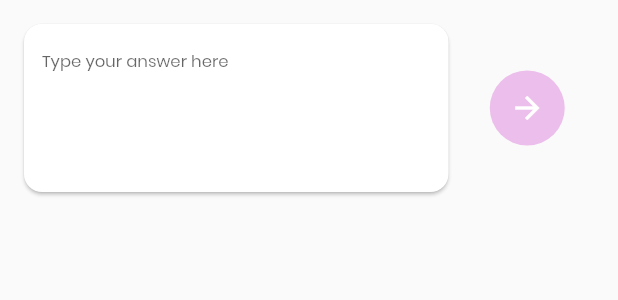
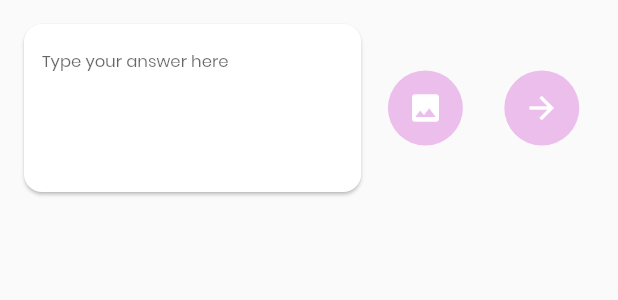
Before and after one commit to AneeqShah/k24_admin, a Flutter app: the BuildTextField widget shown alone on an empty page, opened directly with empty values, on a phone screen of 412 x 824 dp. Shown: the top 300 px of the screen. Run offline on Flutter 3.47's test engine with Material 2 defaults, Android fonts, the phone set to English and light mode, and no system bars; our stand-ins replace cached_network_image, charts_flutter, cloud_firestore, firebase_auth, firebase_core, firebase_storage and 5 more; accounts and stored records are empty; network calls fail.

Commit message:
working on image in chat

```diff
--- a/lib/presentation/views/chatting/widgets/build_texfield.dart
+++ b/lib/presentation/views/chatting/widgets/build_texfield.dart
@@ -5,9 +5,10 @@ import 'package:k24_admin/presentation/elements/custom_text.dart';
 class BuildTextField extends StatelessWidget {
   final TextEditingController controller;
   final Function onSend;
+  final Function onImage;
 
   const BuildTextField(
-      {super.key, required this.controller, required this.onSend});
+      {super.key, required this.controller, required this.onSend, required this.onImage});
 
   @override
   Widget build(BuildContext context) {
@@ -39,7 +40,18 @@ class BuildTextField extends StatelessWidget {
             ),
           ),
           Expanded(
-              flex: 1,
+              child: InkWell(
+                onTap: () => onImage(),
+                child: const CircleAvatar(
+                  radius: 25,
+                  backgroundColor: Color(0xffECBEEB),
+                  child: Icon(
+                    Icons.image,
+                    color: Colors.white,
+                  ),
+                ),
+              )),
+          Expanded(
               child: InkWell(
                 onTap: () => onSend(),
                 child: const CircleAvatar(
--- a/pubspec.yaml
+++ b/pubspec.yaml
@@ -48,7 +48,7 @@ dependencies:
   cached_network_image: ^3.2.0
   intl: ^0.17.0
   jiffy: ^5.0.0
-
+  change_app_package_name: ^1.1.0
 dev_dependencies:
   flutter_test:
     sdk: flutter
```
Also changed, not shown: lib/presentation/views/chatting/layout/chatting_body.dart (+25 -2 lines), lib/presentation/views/home/layout/home_body.dart (+4 -4 lines), lib/presentation/views/profile/layout/profile_body.dart (+9 -0 lines), pubspec.lock, 7 other files.
